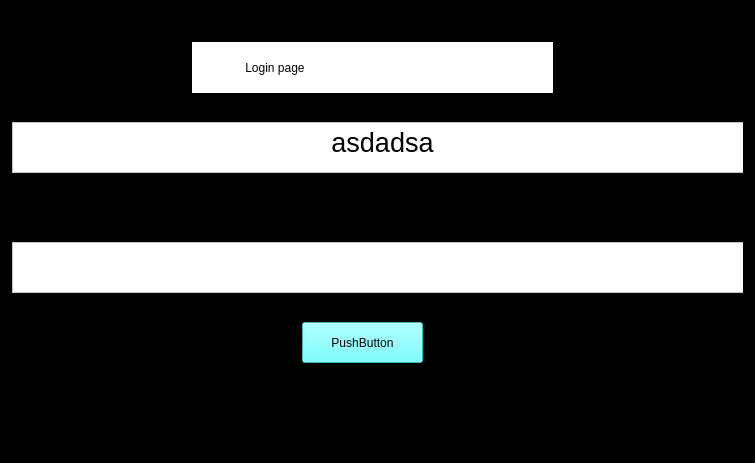
The window that QTUI/TestApplication/formLog.ui (Accout-Personal/PythonClient) describes before a commit, drawn with Qt 5.
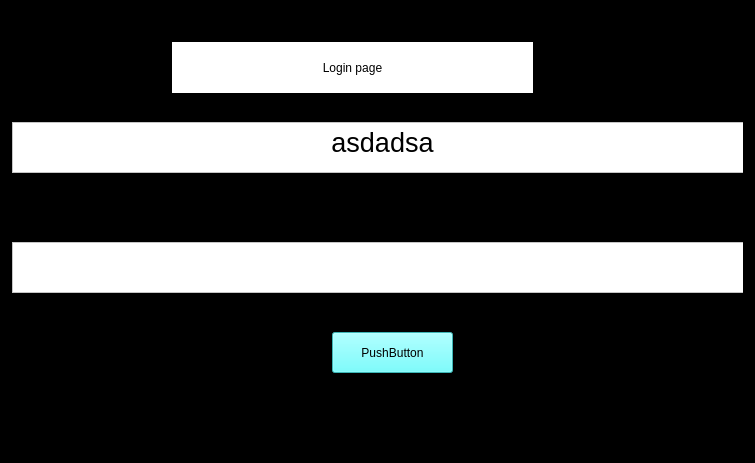
The same window after the commit.

```diff
--- a/QTUI/TestApplication/formLog.ui
+++ b/QTUI/TestApplication/formLog.ui
@@ -34,8 +34,8 @@
       <widget class="QPushButton" name="pushButton">
        <property name="geometry">
         <rect>
-         <x>290</x>
-         <y>310</y>
+         <x>320</x>
+         <y>320</y>
          <width>121</width>
          <height>41</height>
         </rect>
@@ -83,7 +83,7 @@
       <widget class="QLabel" name="label">
        <property name="geometry">
         <rect>
-         <x>180</x>
+         <x>160</x>
          <y>30</y>
          <width>361</width>
          <height>51</height>
@@ -94,7 +94,10 @@
 font: 20pt &quot;Segoe MDL2 Assets&quot;;</string>
        </property>
        <property name="text">
-        <string>                Login page</string>
+        <string>Login page</string>
+       </property>
+       <property name="alignment">
+        <set>Qt::AlignCenter</set>
        </property>
       </widget>
      </widget>
```
Left out of the diff: 7 changed lines with no effect on the pictures.
